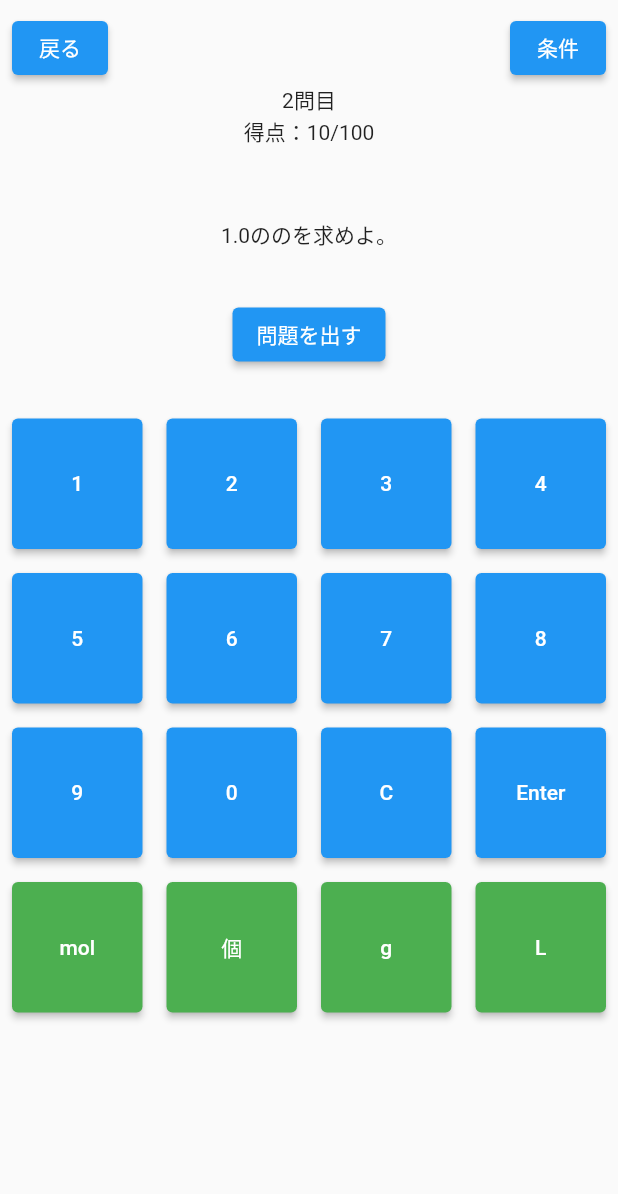
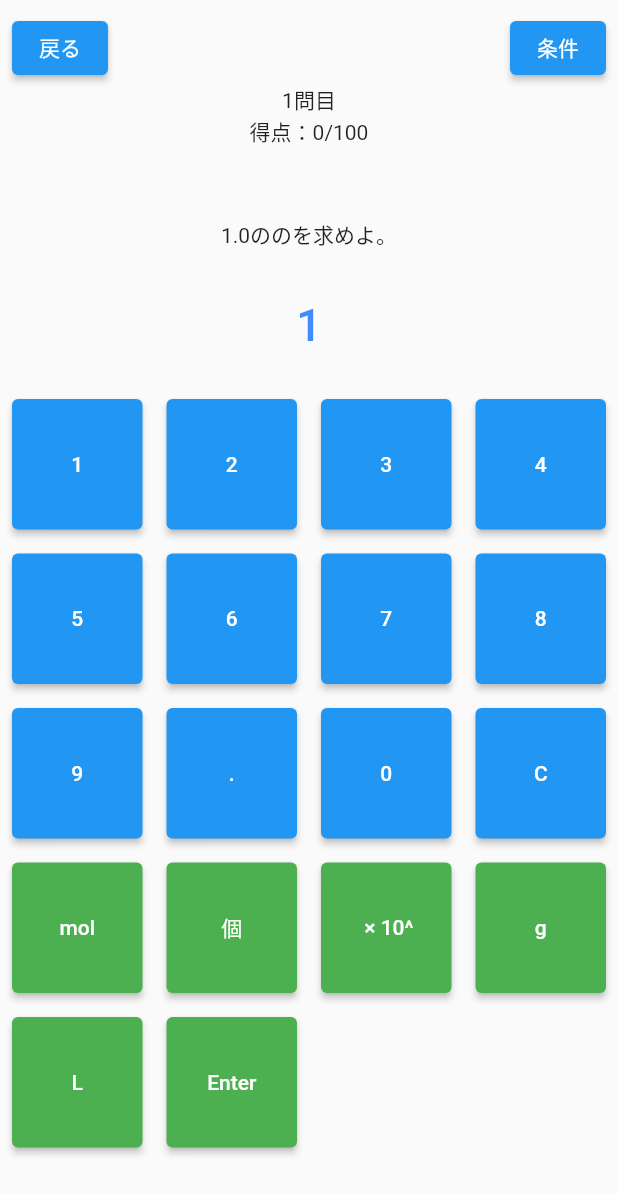
Before and after one commit to RyoSakon001/degree-quiz, a Flutter app: the DataView screen opened directly, after a tap on an icon or button, on a phone screen of 412 x 824 dp. Shown: the top 1194 px of the screen. Run offline on Flutter 3.47's test engine with Material 2 defaults, Android fonts, the phone set to English and light mode, and no system bars; our stand-ins replace cloud_firestore, firebase_core, flutter_bloc, flutter_hooks, shared_preferences; missing offline and left inert: flutter_overboard; accounts and stored records are empty.

Commit message:
答え入力ロジックを実装

```diff
--- a/lib/bloc/question/question_bloc.dart
+++ b/lib/bloc/question/question_bloc.dart
@@ -29,7 +29,8 @@ class QuestionBloc extends Bloc<QuestionEvent, Question> {
             degree: '',
             baseValue: 1,
           ),
-            answer: 1)) {
+          answer: '1mol',
+        )) {
     on<QuestionIncrementPressed>((_, emit) async {
       final substanceData = await FirestoreProvider().getRandomSubstance();
 
@@ -59,7 +60,7 @@ class QuestionBloc extends Bloc<QuestionEvent, Question> {
           degree: desiredDegreeData['degree'],
           baseValue: desiredDegreeData['baseValue'],
         ),
-        answer: 1,
+        answer: '1mol',
       ));
     });
   }
--- a/lib/game_page.dart
+++ b/lib/game_page.dart
@@ -32,6 +32,9 @@ class DataView extends HookWidget {
     final questionNumberState = useState(1);
     final scoreState = useState(0);
     final isResult = useState(false);
+    final isCorrect = useState(false);
+    final answerText = useState('');
+
     return Scaffold(
       body: SafeArea(
         child: Padding(
@@ -47,6 +50,8 @@ class DataView extends HookWidget {
                     },
                     child: Text('戻る'),
                   ),
+                  if (questionNumberState.value != 1)
+                    Text(isCorrect.value ? '正解！' : '不正解！'),
                   ElevatedButton(
                     onPressed: () => _showTerms(context),
                     child: Text('条件'),
@@ -81,12 +86,20 @@ class DataView extends HookWidget {
               BlocBuilder<QuestionBloc, Question>(
                 builder: (context, question) => Text(question.sentence),
               ),
+              // SizedBox(height: 32),
+              // ElevatedButton(
+              //   onPressed: () {
+              //     context.read<QuestionBloc>().add(QuestionIncrementPressed());
+              //   },
+              //   child: Text('問題を出す'),
+              // ),
               SizedBox(height: 32),
-              ElevatedButton(
-                onPressed: () {
-                  context.read<QuestionBloc>().add(QuestionIncrementPressed());
-                },
-                child: Text('問題を出す'),
+              Text(
+                answerText.value,
+                style: TextStyle(
+                    color: Colors.blueAccent,
+                    fontSize: 30.0,
+                    fontWeight: FontWeight.w500),
               ),
               SizedBox(height: 32),
               BlocBuilder<QuestionBloc, Question>(
@@ -106,16 +119,24 @@ class DataView extends HookWidget {
                       '7',
                       '8',
                       '9',
+                      '.',
                       '0',
                       'C',
-                      'Enter',
                       'mol',
                       '個',
+                      ' × 10^',
                       'g',
                       'L',
+                      'Enter',
                     ].asMap().entries.map((entry) {
                       return ElevatedButton(
                         onPressed: () {
+                          switch (entry.key) {
+                            case 11: // clear
+                              answerText.value = '';
+                              break;
+                            case 17: // Enter
+                              // 出題数集計
                               if (questionNumberState.value > 10) {
                                 return;
                               } else if (questionNumberState.value == 10) {
@@ -124,7 +145,19 @@ class DataView extends HookWidget {
                               } else {
                                 questionNumberState.value++;
                               }
-                          if (question.answer == 1) scoreState.value += 10;
+                              // 答え合わせ
+                              isCorrect.value =
+                                  (question.answer == answerText.value);
+                              if (question.answer == answerText.value) {
+                                scoreState.value += 10;
+                              }
+                              // テキストクリア
+                              answerText.value = '';
+                              break;
+                            default:
+                              answerText.value += entry.value;
+                              break;
+                          }
                         },
                         style: ElevatedButton.styleFrom(
                           primary:
--- a/lib/model/question.dart
+++ b/lib/model/question.dart
@@ -14,7 +14,7 @@ class Question {
   final Substance substance;
   final Degree givenDegree;
   final Degree desiredDegree;
-  final num answer;
+  final String answer;
 }
 
 extension QuestionExtention on Question {
```
Lines whose indentation alone changed are shown as unchanged.
